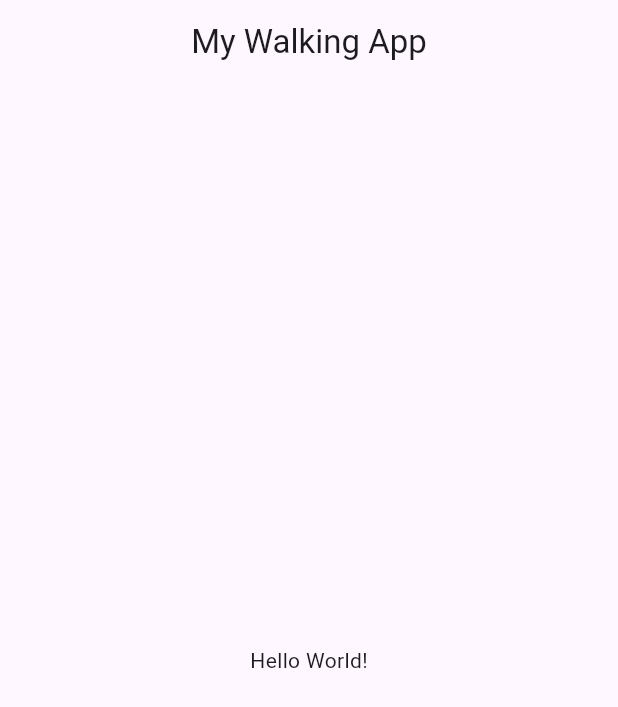
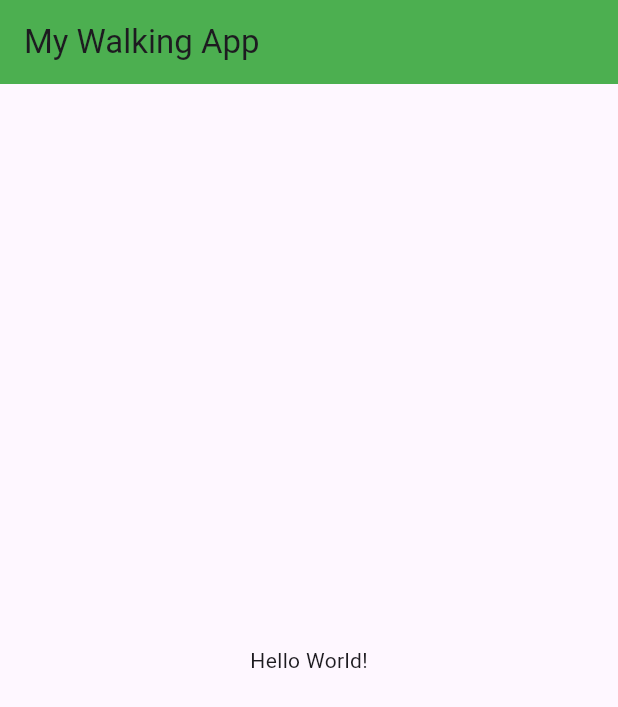
Before and after one commit to ViriatoF/my-walking-app, a Flutter app: the screen it shows after launch, on a phone screen of 412 x 824 dp. Shown: the top 707 px of the screen. Run offline on Flutter 3.47's test engine with Material 3 defaults, Android fonts, the phone set to English and light mode, and no system bars.

Commit message:
Add title and style for appbar

```diff
--- a/lib/main.dart
+++ b/lib/main.dart
@@ -13,9 +13,10 @@ class MainApp extends StatelessWidget {
       home: Scaffold(
         appBar: AppBar(
           title: const Align(
-            alignment: Alignment.center,
+            alignment: Alignment.centerLeft,
             child: Text('My Walking App'),
           ),
+          backgroundColor: Colors.green,
         ),
         body: Center(child: Text('Hello World!')),
       ),
```
